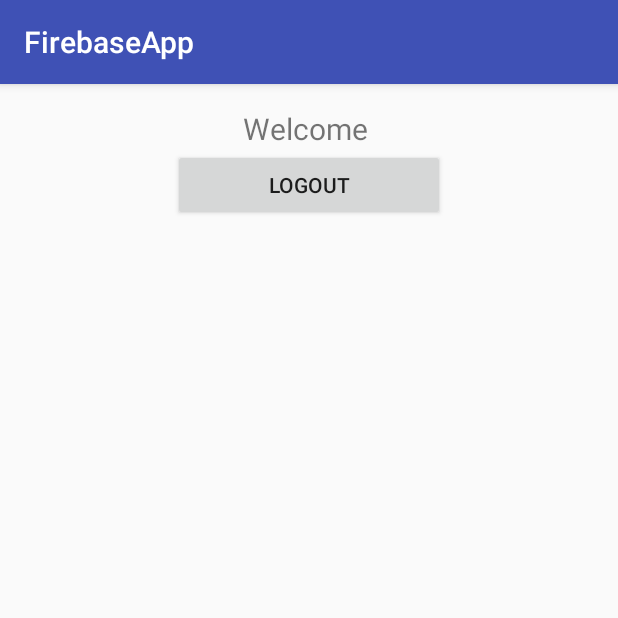
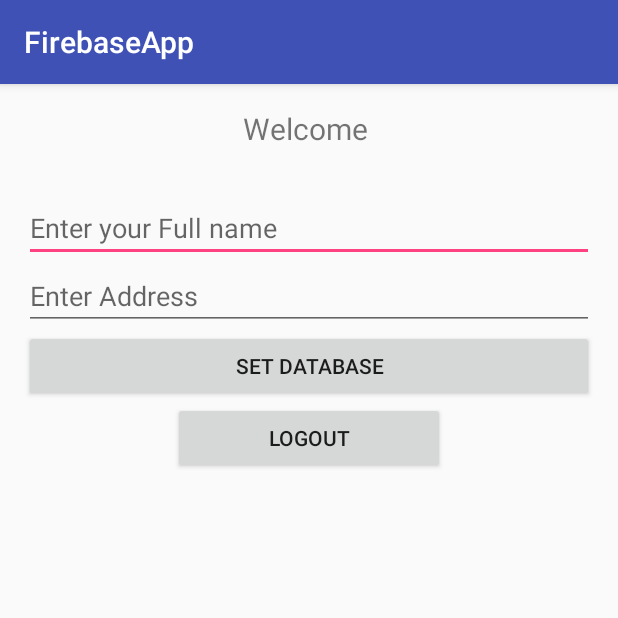
Before and after one commit to Wanaratkhamla/Hackaton, an Android app: the screen it shows after launch once a user with an empty profile is signed in (ProfileActivity), on a phone screen of 412 x 824 dp, the top half of it. Run offline under Robolectric (Android 15) with nearby library versions, the phone set to English and light mode, and no system bars; our stand-ins replace Firebase (no records; nobody signed in at launch, a user with empty details on screens opened directly).

Commit message:
Auth / Database RealTime Complete

```diff
--- a/app/src/main/AndroidManifest.xml
+++ b/app/src/main/AndroidManifest.xml
@@ -10,14 +10,14 @@
         android:label="@string/app_name"
         android:supportsRtl="true"
         android:theme="@style/AppTheme">
-        <activity android:name=".MainActivity">
+        <activity android:name=".LoginActivity">
             <intent-filter>
                 <action android:name="android.intent.action.MAIN" />
 
                 <category android:name="android.intent.category.LAUNCHER" />
             </intent-filter>
         </activity>
-        <activity android:name=".LoginActivity" />
+        <activity android:name=".MainActivity" />
         <activity android:name=".ProfileActivity"></activity>
     </application>
 
--- a/app/src/main/java/com/firebaseapp/wanarat/firebaseapp/ProfileActivity.java
+++ b/app/src/main/java/com/firebaseapp/wanarat/firebaseapp/ProfileActivity.java
@@ -5,27 +5,47 @@ import android.support.v7.app.AppCompatActivity;
 import android.os.Bundle;
 import android.view.View;
 import android.widget.Button;
+import android.widget.EditText;
 import android.widget.TextView;
+import android.widget.Toast;
 
 import com.google.firebase.auth.FirebaseAuth;
 import com.google.firebase.auth.FirebaseUser;
+import com.google.firebase.database.DatabaseReference;
+import com.google.firebase.database.FirebaseDatabase;
+
+import java.sql.Struct;
 
 public class ProfileActivity extends AppCompatActivity implements View.OnClickListener{
 
     private FirebaseAuth firebaseAuth;
     private TextView textViewUserEmail;
     private Button buttonlogout;
+
+    private DatabaseReference databaseReference;
+
+    private EditText editTextName, editTextAddress;
+    private Button buttonsave;
+
     @Override
     protected void onCreate(Bundle savedInstanceState) {
         super.onCreate(savedInstanceState);
         setContentView(R.layout.activity_profile);
 
         firebaseAuth = FirebaseAuth.getInstance();
+
         if (firebaseAuth.getCurrentUser() == null) { //check user if not null send profile
             //profile activity here
             finish();
             startActivity(new Intent(getApplicationContext(),LoginActivity.class));
         }
+
+        databaseReference = FirebaseDatabase.getInstance().getReference();
+
+
+        editTextAddress = (EditText) findViewById(R.id.editTextAddress);
+        editTextName = (EditText) findViewById(R.id.editTextName);
+        buttonsave = (Button) findViewById(R.id.buttonAddpeople);
 
         FirebaseUser user = firebaseAuth.getCurrentUser();
 
@@ -33,6 +53,20 @@ public class ProfileActivity extends AppCompatActivity implements View.OnClickLi
         textViewUserEmail.setText("Welcome " + user.getEmail());
         buttonlogout = (Button) findViewById(R.id.buttonLogout);
         buttonlogout.setOnClickListener(this);
+        buttonsave.setOnClickListener(this);
+    }
+
+    private void saveUserinfomation(){
+        String name = editTextName.getText().toString().trim();
+        String address = editTextAddress.getText().toString().trim();
+
+        UserInfomation userInfomation = new UserInfomation(name, address);
+
+        FirebaseUser user = firebaseAuth.getCurrentUser();
+        databaseReference.child(user.getUid()).setValue(userInfomation);
+
+        Toast.makeText(this, "Infomation Saved...", Toast.LENGTH_LONG).show();
+
     }
 
     @Override
@@ -43,5 +77,8 @@ public class ProfileActivity extends AppCompatActivity implements View.OnClickLi
             startActivity(new Intent(this, LoginActivity.class));
 
         }
+        if (v == buttonsave) {
+            saveUserinfomation();
+        }
     }
 }
--- a/app/src/main/res/layout/activity_profile.xml
+++ b/app/src/main/res/layout/activity_profile.xml
@@ -25,6 +25,29 @@
             android:layout_gravity="center_horizontal"
             android:textSize="20dp" />
 
+        <EditText
+            android:layout_width="match_parent"
+            android:layout_height="wrap_content"
+            android:inputType="textPersonName"
+            android:hint="Enter your Full name"
+            android:ems="10"
+            android:id="@+id/editTextName"
+            android:layout_marginTop="30dp" />
+
+        <EditText
+            android:layout_width="match_parent"
+            android:layout_height="wrap_content"
+            android:inputType="textPersonName"
+            android:hint="Enter Address"
+            android:ems="10"
+            android:id="@+id/editTextAddress" />
+
+        <Button
+            android:text="Set Database"
+            android:layout_width="match_parent"
+            android:layout_height="wrap_content"
+            android:id="@+id/buttonAddpeople" />
+
         <Button
             android:text="Logout"
             android:layout_width="181dp"
```
Also changed, not shown: app/src/main/java/com/firebaseapp/wanarat/firebaseapp/LoginActivity.java (+12 -1 lines).
